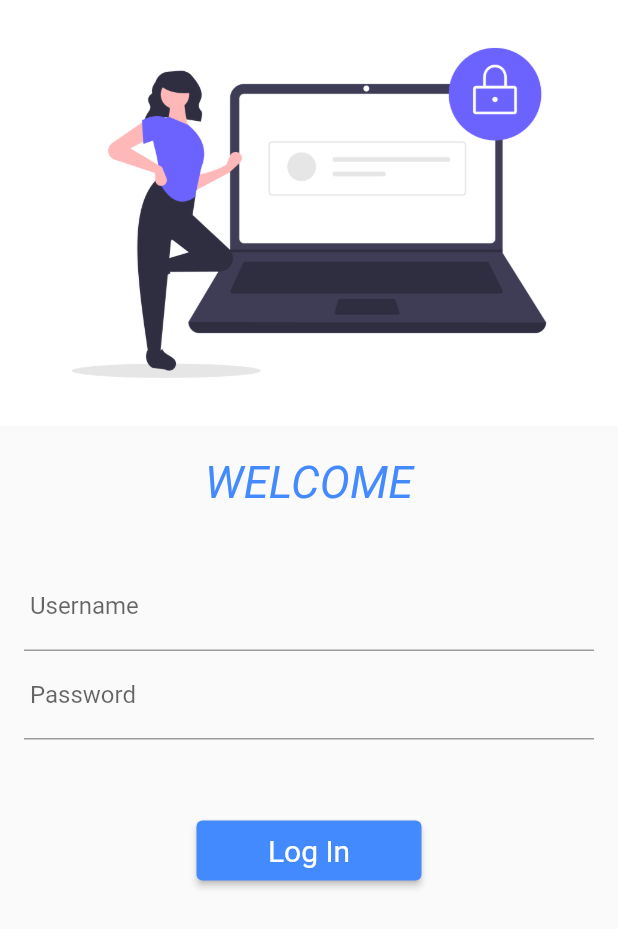
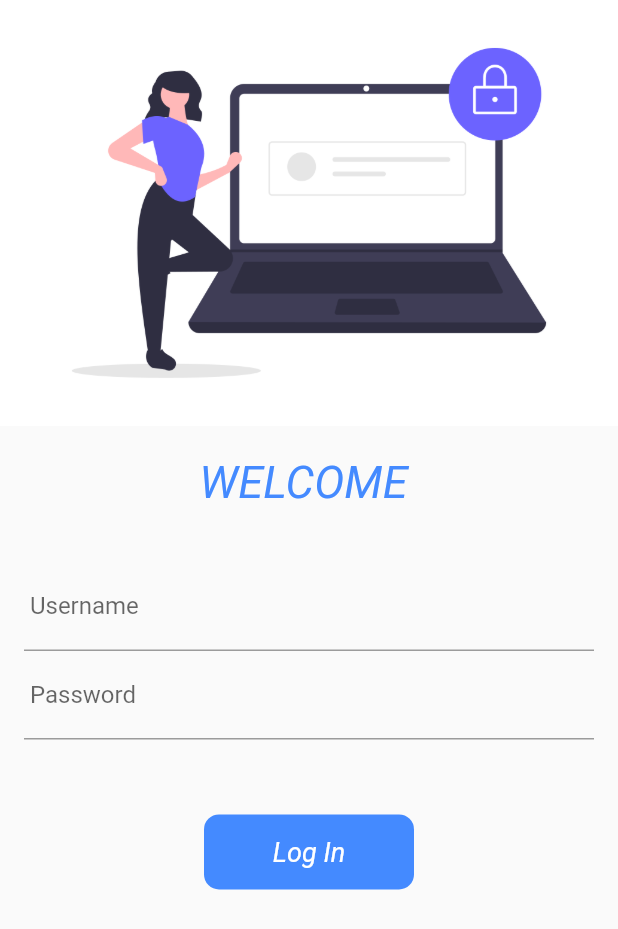
Before and after one commit to Shivam-98350/flutter_learning, a Flutter app: the screen it shows after launch, on a phone screen of 412 x 824 dp. Shown: the top 929 px of the screen. Run offline on Flutter 3.47's test engine with Material 2 defaults, Android fonts, the phone set to English and light mode, and no system bars.

Commit message:
Day 6 completed

```diff
--- a/lib/pages/loginpage.dart
+++ b/lib/pages/loginpage.dart
@@ -1,8 +1,16 @@
 import 'package:flutter/material.dart';
 import 'package:flutter_app_1/utils/routes.dart';
 
-class loginpage extends StatelessWidget {
+class loginpage extends StatefulWidget {
   const loginpage({Key? key}) : super(key: key);
+
+  @override
+  State<loginpage> createState() => _loginpageState();
+}
+
+class _loginpageState extends State<loginpage> {
+  String name = "";
+  bool changebutton = false;
 
   @override
   Widget build(BuildContext context) {
@@ -18,7 +26,7 @@ class loginpage extends StatelessWidget {
             height: 20.0,
           ),
           Text(
-            "WELCOME",
+            "WELCOME $name",
             style: TextStyle(
                 fontSize: 30,
                 fontStyle: FontStyle.italic,
@@ -36,6 +44,10 @@ class loginpage extends StatelessWidget {
                     hintText: "Enter Username",
                     labelText: " Username ",
                   ),
+                  onChanged: (value) {
+                    name = value;
+                    setState(() {});
+                  },
                 ),
                 TextFormField(
                   obscureText: true,
@@ -47,16 +59,47 @@ class loginpage extends StatelessWidget {
                 SizedBox(
                   height: 50.0,
                 ),
-                ElevatedButton(
-                  child: Text("Log In"),
-                  style: TextButton.styleFrom(
-                      minimumSize: Size(150, 40),
-                      backgroundColor: Colors.blueAccent,
-                      textStyle: TextStyle(fontSize: 20)),
-                  onPressed: () {
+
+                InkWell(
+                  onTap: () async {
+                    setState(() {
+                      changebutton = true;
+                    });
+                    await Future.delayed(Duration(microseconds: 2));
                     Navigator.pushNamed(context, myRoutes.homeroute);
                   },
+                  child: AnimatedContainer(
+                    duration: Duration(microseconds: 1),
+                    width: changebutton ? 50 : 140,
+                    height: 50,
+                    alignment: Alignment.center,
+                    child: changebutton
+                        ? Icon(Icons.done)
+                        : Text(
+                            "Log In",
+                            style: TextStyle(
+                              color: Colors.white,
+                              fontSize: 18,
+                              fontStyle: FontStyle.italic,
+                            ),
+                          ),
+                    decoration: BoxDecoration(
+                        color: Colors.blueAccent,
+                        borderRadius:
+                            BorderRadius.circular(changebutton ? 50 : 10)),
+                  ),
                 )
+
+                // ElevatedButton(
+                //   child: Text("Log In"),
+                //   style: TextButton.styleFrom(
+                //       minimumSize: Size(150, 40),
+                //       backgroundColor: Colors.blueAccent,
+                //       textStyle: TextStyle(fontSize: 20)),
+                //   onPressed: () {
+                //     Navigator.pushNamed(context, myRoutes.homeroute);
+                //   },
+                // )
               ],
             ),
           )
```
